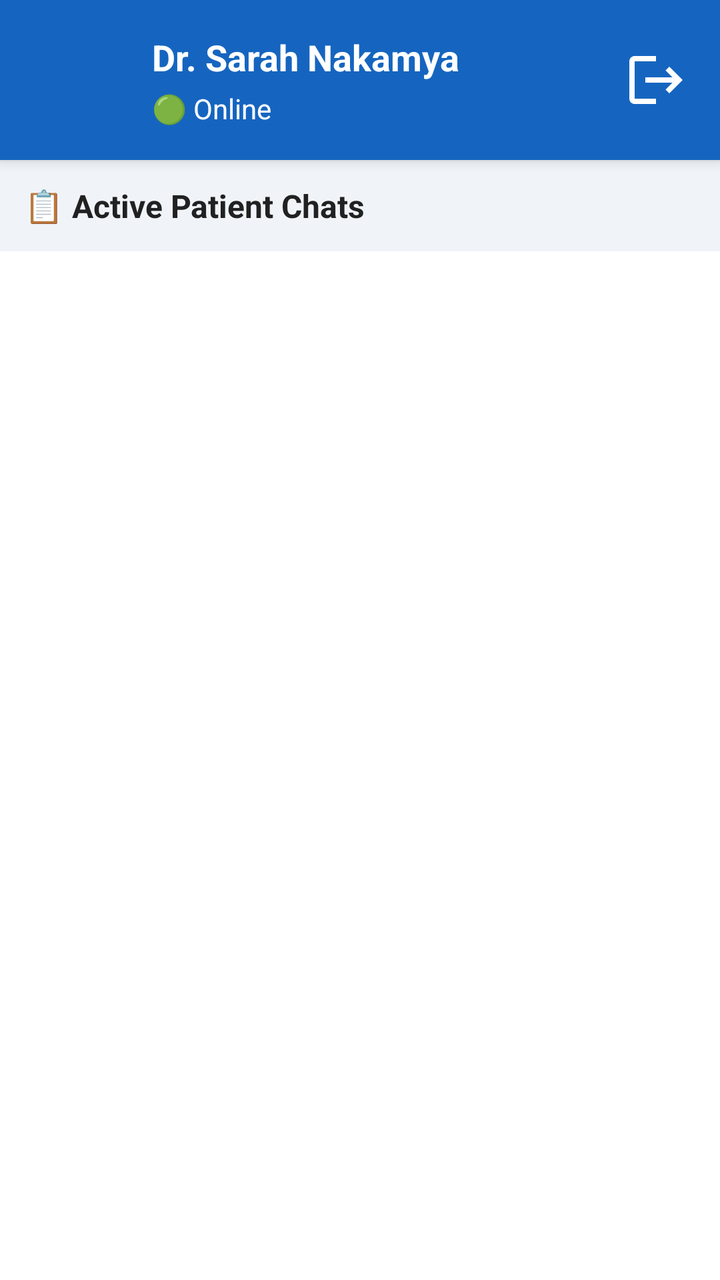
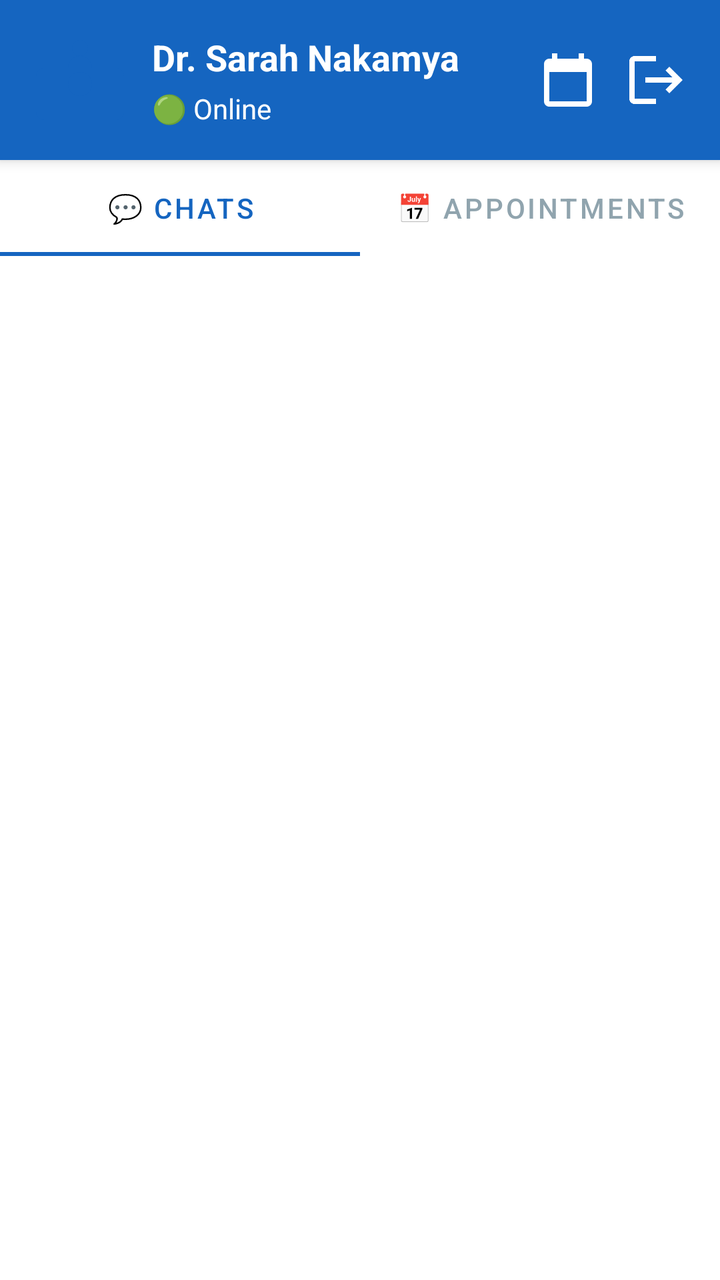

The first picture is an Android layout as it rendered before a commit; the second is the same layout after the commit. The layout source and the unified diff follow.
<!-- AndroidManifest.xml: application theme Theme.HealthBridge -->
<!-- res/layout/activity_doctor_home.xml -->
<?xml version="1.0" encoding="utf-8"?>
<LinearLayout xmlns:android="http://schemas.android.com/apk/res/android"
    xmlns:app="http://schemas.android.com/apk/res-auto"
    android:layout_width="match_parent"
    android:layout_height="match_parent"
    android:orientation="vertical"
    android:background="@color/white">

    
    <LinearLayout
        android:layout_width="match_parent"
        android:layout_height="wrap_content"
        android:background="@color/primary"
        android:elevation="4dp"
        android:gravity="center_vertical"
        android:orientation="horizontal"
        android:padding="16dp">

        <ImageView
            android:id="@+id/ivDoctorAvatar"
            android:layout_width="48dp"
            android:layout_height="48dp"
            android:src="@drawable/ic_doctor" />

        <LinearLayout
            android:layout_width="0dp"
            android:layout_height="wrap_content"
            android:layout_marginStart="12dp"
            android:layout_weight="1"
            android:orientation="vertical">

            <TextView
                android:id="@+id/tvDoctorName"
                android:layout_width="wrap_content"
                android:layout_height="wrap_content"
                android:text="Dr. Sarah Nakamya"
                android:textColor="@color/white"
                android:textSize="18sp"
                android:textStyle="bold" />

            <TextView
                android:id="@+id/tvOnlineStatus"
                android:layout_width="wrap_content"
                android:layout_height="wrap_content"
                android:layout_marginTop="4dp"
                android:text="🟢 Online"
                android:textColor="@color/white"
                android:textSize="14sp" />
        </LinearLayout>

        <ImageView
            android:id="@+id/btnLogout"
            android:layout_width="32dp"
            android:layout_height="32dp"
            android:src="@drawable/ic_logout"
            android:tint="@color/white"
            android:contentDescription="Logout" />
    </LinearLayout>

    <TextView
        android:layout_width="match_parent"
        android:layout_height="wrap_content"
        android:background="@color/gray_light"
        android:padding="12dp"
        android:text="📋 Active Patient Chats"
        android:textColor="@color/on_surface"
        android:textSize="16sp"
        android:textStyle="bold" />

    <androidx.recyclerview.widget.RecyclerView
        android:id="@+id/rvChatSessions"
        android:layout_width="match_parent"
        android:layout_height="0dp"
        android:layout_weight="1"
        android:clipToPadding="false"
        android:padding="8dp" />

</LinearLayout>
<!-- resources referenced by this layout -->
<resources>
  <color name="gray_light">#F0F4F8</color>
  <color name="on_surface">#212121</color>
  <color name="primary">#1565C0</color>
  <color name="white">#FFFFFF</color>
  <!-- drawable ic_doctor (drawable) -->
  <?xml version="1.0" encoding="utf-8"?>
  <vector xmlns:android="http://schemas.android.com/apk/res/android"
      android:width="24dp"
      android:height="24dp"
      android:viewportWidth="24"
      android:viewportHeight="24">
      <path
          android:fillColor="#1565C0"
          android:pathData="M12,2C10.9,2 10,2.9 10,4s0.9,2 2,2s2,-0.9 2,-2S13.1,2 12,2zM21,9h-6c0,-1.66 -1.34,-3 -3,-3s-3,1.34 -3,3H3c-1.1,0 -2,0.9 -2,2v9c0,1.1 0.9,2 2,2h18c1.1,0 2,-0.9 2,-2v-9C23,9.9 22.1,9 21,9zM12,16c-1.66,0 -3,-1.34 -3,-3s1.34,-3 3,-3s3,1.34 3,3S13.66,16 12,16z"/>
  </vector>
  <!-- drawable ic_logout (drawable) -->
  <?xml version="1.0" encoding="utf-8"?>
  <vector xmlns:android="http://schemas.android.com/apk/res/android"
      android:width="24dp"
      android:height="24dp"
      android:viewportWidth="24"
      android:viewportHeight="24">
      <path
          android:fillColor="#FFFFFF"
          android:pathData="M17,7l-1.41,1.41L18.17,11H8v2h10.17l-2.58,2.58L17,17l5,-5zM4,5h8V3H4C2.9,3 2,3.9 2,5v14c0,1.1 0.9,2 2,2h8v-2H4V5z"/>
  </vector>
  <style name="Theme.HealthBridge" parent="Theme.MaterialComponents.Light.NoActionBar">
          <item name="colorPrimary">#1565C0</item>
          <item name="colorPrimaryVariant">#0D47A1</item>
          <item name="colorOnPrimary">#FFFFFF</item>
          <item name="colorSecondary">#00ACC1</item>
          <item name="colorSecondaryVariant">#006064</item>
          <item name="colorOnSecondary">#FFFFFF</item>
          <item name="android:statusBarColor">#0D47A1</item>
          <item name="android:windowBackground">#F0F4F8</item>
      </style>
</resources>

<!-- the commit's change to res/layout/activity_doctor_home.xml (unified diff, before → after) -->
@@ -49,6 +49,15 @@
         </LinearLayout>
 
         <ImageView
+            android:id="@+id/btnAppointments"
+            android:layout_width="32dp"
+            android:layout_height="32dp"
+            android:layout_marginEnd="12dp"
+            android:src="@drawable/ic_schedule"
+            android:tint="@color/white"
+            android:contentDescription="My Appointments" />
+
+        <ImageView
             android:id="@+id/btnLogout"
             android:layout_width="32dp"
             android:layout_height="32dp"
@@ -57,22 +66,120 @@
             android:contentDescription="Logout" />
     </LinearLayout>
 
-    <TextView
+    
+    <com.google.android.material.tabs.TabLayout
+        android:id="@+id/tabLayout"
         android:layout_width="match_parent"
         android:layout_height="wrap_content"
-        android:background="@color/gray_light"
-        android:padding="12dp"
-        android:text="📋 Active Patient Chats"
-        android:textColor="@color/on_surface"
-        android:textSize="16sp"
-        android:textStyle="bold" />
+        android:background="@color/white"
+        app:tabIndicatorColor="@color/primary"
+        app:tabSelectedTextColor="@color/primary"
+        app:tabTextColor="@color/gray_medium">
 
-    <androidx.recyclerview.widget.RecyclerView
-        android:id="@+id/rvChatSessions"
+        <com.google.android.material.tabs.TabItem
+            android:layout_width="wrap_content"
+            android:layout_height="wrap_content"
+            android:text="💬 Chats" />
+
+        <com.google.android.material.tabs.TabItem
+            android:layout_width="wrap_content"
+            android:layout_height="wrap_content"
+            android:text="📅 Appointments" />
+    </com.google.android.material.tabs.TabLayout>
+
+    
+    <FrameLayout
         android:layout_width="match_parent"
         android:layout_height="0dp"
-        android:layout_weight="1"
-        android:clipToPadding="false"
-        android:padding="8dp" />
+        android:layout_weight="1">
+
+        
+        <LinearLayout
+            android:id="@+id/layoutChatsTab"
+            android:layout_width="match_parent"
+            android:layout_height="match_parent"
+            android:orientation="vertical">
+
+            <androidx.recyclerview.widget.RecyclerView
+                android:id="@+id/rvChatSessions"
+                android:layout_width="match_parent"
+                android:layout_height="match_parent"
+                android:clipToPadding="false"
+                android:padding="8dp" />
+        </LinearLayout>
+
+        
+        <LinearLayout
+            android:id="@+id/layoutAppointmentsTab"
+            android:layout_width="match_parent"
+            android:layout_height="match_parent"
+            android:orientation="vertical"
+            android:visibility="gone">
+
+
+            <com.google.android.material.tabs.TabLayout
+                android:id="@+id/tabAppointmentStatus"
+                android:layout_width="match_parent"
+                android:layout_height="wrap_content"
+                android:background="@color/white"
+                app:tabIndicatorColor="@color/primary"
+                app:tabSelectedTextColor="@color/primary"
+                app:tabTextColor="@color/gray_medium"
+                app:tabMode="scrollable">
+
+                <com.google.android.material.tabs.TabItem
+                    android:text="Upcoming" />
+
+                <com.google.android.material.tabs.TabItem
+                    android:text="Past" />
+
+                <com.google.android.material.tabs.TabItem
+                    android:text="Cancelled" />
+            </com.google.android.material.tabs.TabLayout>
+
+            <androidx.recyclerview.widget.RecyclerView
+                android:id="@+id/rvAppointments"
+                android:layout_width="match_parent"
+                android:layout_height="0dp"
+                android:layout_weight="1"
+                android:clipToPadding="false"
+                android:padding="8dp" />
+
+            <LinearLayout
+                android:id="@+id/emptyAppointments"
+                android:layout_width="match_parent"
+                android:layout_height="0dp"
+                android:layout_weight="1"
+                android:orientation="vertical"
+                android:gravity="center"
+                android:padding="32dp"
+                android:visibility="gone">
+
+                <ImageView
+                    android:layout_width="120dp"
+                    android:layout_height="120dp"
+                    android:src="@drawable/ic_schedule"
+                    android:tint="@color/gray_medium" />
+
+                <TextView
+                    android:layout_width="wrap_content"
+                    android:layout_height="wrap_content"
+                    android:layout_marginTop="16dp"
+                    android:text="No appointments"
+                    android:textColor="@color/on_surface"
+                    android:textSize="18sp"
+                    android:textStyle="bold" />
+
+                <TextView
+                    android:layout_width="wrap_content"
+                    android:layout_height="wrap_content"
+                    android:layout_marginTop="8dp"
+                    android:text="You have no appointments scheduled"
+                    android:textColor="@color/gray_medium"
+                    android:textSize="14sp"
+                    android:gravity="center" />
+            </LinearLayout>
+        </LinearLayout>
+    </FrameLayout>
 
 </LinearLayout>
<!-- resource entries referenced after the edit -->
@@ -1,6 +1,6 @@
 <!-- resources referenced by this layout -->
 <resources>
-  <color name="gray_light">#F0F4F8</color>
+  <color name="gray_medium">#90A4AE</color>
   <color name="on_surface">#212121</color>
   <color name="primary">#1565C0</color>
   <color name="white">#FFFFFF</color>
@@ -26,6 +26,16 @@
           android:fillColor="#FFFFFF"
           android:pathData="M17,7l-1.41,1.41L18.17,11H8v2h10.17l-2.58,2.58L17,17l5,-5zM4,5h8V3H4C2.9,3 2,3.9 2,5v14c0,1.1 0.9,2 2,2h8v-2H4V5z"/>
   </vector>
+  <!-- drawable ic_schedule (drawable) -->
+  <vector xmlns:android="http://schemas.android.com/apk/res/android"
+      android:width="24dp"
+      android:height="24dp"
+      android:viewportWidth="24"
+      android:viewportHeight="24">
+    <path
+        android:fillColor="#FF000000"
+        android:pathData="M19,4h-1V2h-2v2H8V2H6v2H5C3.89,4 3.01,4.9 3.01,6L3,20c0,1.1 0.89,2 2,2h14c1.1,0 2,-0.9 2,-2V6C21,4.9 20.1,4 19,4zM19,20H5V9h14V20z"/>
+  </vector>
   <style name="Theme.HealthBridge" parent="Theme.MaterialComponents.Light.NoActionBar">
           <item name="colorPrimary">#1565C0</item>
           <item name="colorPrimaryVariant">#0D47A1</item>
